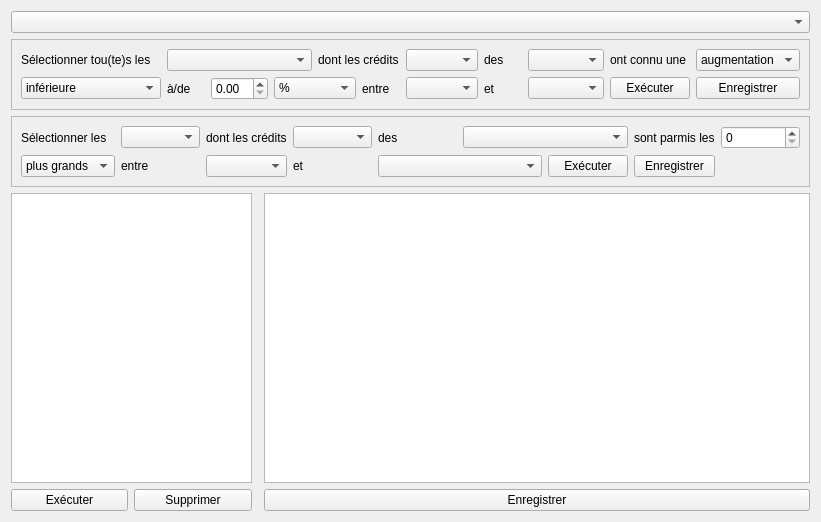
The window that formqueries.ui (GiPiLab/ProtonClassicSuite) describes before a commit, drawn with Qt 5.
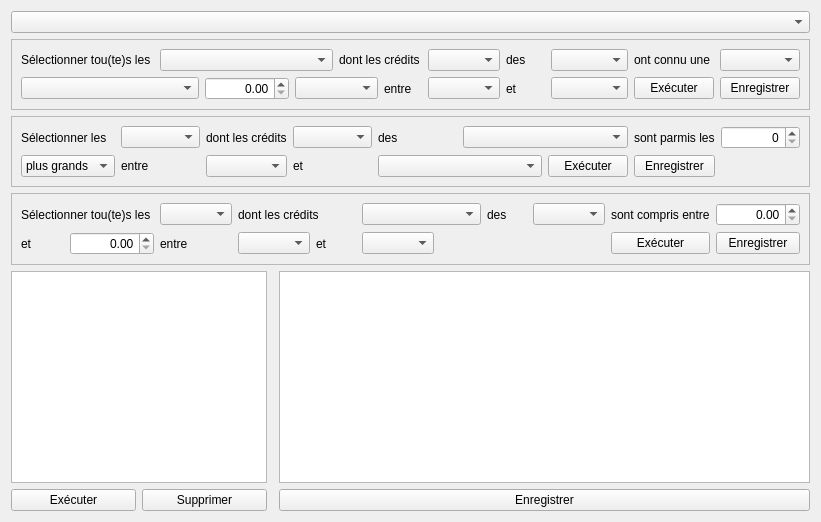
The same window after the commit.

Commit message: Queries : abstract class, form and the first query type

```diff
--- a/formqueries.ui
+++ b/formqueries.ui
@@ -13,7 +13,123 @@
   <property name="windowTitle">
    <string>Form</string>
   </property>
-  <layout class="QGridLayout" name="gridLayout_3">
+  <layout class="QGridLayout" name="gridLayout_4">
+   <item row="4" column="3">
+    <widget class="QTextBrowser" name="textBrowser"/>
+   </item>
+   <item row="3" column="0" colspan="4">
+    <widget class="QFrame" name="frame_3">
+     <property name="frameShape">
+      <enum>QFrame::StyledPanel</enum>
+     </property>
+     <property name="frameShadow">
+      <enum>QFrame::Raised</enum>
+     </property>
+     <layout class="QGridLayout" name="gridLayout_3">
+      <item row="1" column="0">
+       <widget class="QLabel" name="label_19">
+        <property name="text">
+         <string>et</string>
+        </property>
+       </widget>
+      </item>
+      <item row="1" column="10">
+       <widget class="QPushButton" name="pushButtonSaveReq3">
+        <property name="text">
+         <string>Enregistrer</string>
+        </property>
+       </widget>
+      </item>
+      <item row="0" column="2">
+       <widget class="QComboBox" name="comboBoxTypes_3"/>
+      </item>
+      <item row="0" column="8">
+       <widget class="QComboBox" name="comboBoxDFRFDIRI_3"/>
+      </item>
+      <item row="0" column="9">
+       <widget class="QLabel" name="label_18">
+        <property name="text">
+         <string>sont compris entre</string>
+        </property>
+       </widget>
+      </item>
+      <item row="1" column="5">
+       <widget class="QComboBox" name="comboBoxYear2_3"/>
+      </item>
+      <item row="1" column="3">
+       <widget class="QComboBox" name="comboBoxYear1_3"/>
+      </item>
+      <item row="1" column="4">
+       <widget class="QLabel" name="label_17">
+        <property name="text">
+         <string>et</string>
+        </property>
+       </widget>
+      </item>
+      <item row="1" column="2">
+       <widget class="QLabel" name="label_20">
+        <property name="text">
+         <string>entre</string>
+        </property>
+       </widget>
+      </item>
+      <item row="0" column="7">
+       <widget class="QLabel" name="label_15">
+        <property name="text">
+         <string>des</string>
+        </property>
+       </widget>
+      </item>
+      <item row="0" column="5" colspan="2">
+       <widget class="QComboBox" name="comboBoxORED_3"/>
+      </item>
+      <item row="0" column="3" colspan="2">
+       <widget class="QLabel" name="label_16">
+        <property name="text">
+         <string>dont les crédits</string>
+        </property>
+       </widget>
+      </item>
+      <item row="1" column="9">
+       <widget class="QPushButton" name="pushButtonExecReq3">
+        <property name="text">
+         <string>Exécuter</string>
+        </property>
+       </widget>
+      </item>
+      <item row="0" column="0" colspan="2">
+       <widget class="QLabel" name="label_14">
+        <property name="text">
+         <string>Sélectionner tou(te)s les </string>
+        </property>
+       </widget>
+      </item>
+      <item row="0" column="10">
+       <widget class="QDoubleSpinBox" name="doubleSpinBox_2">
+        <property name="alignment">
+         <set>Qt::AlignRight|Qt::AlignTrailing|Qt::AlignVCenter</set>
+        </property>
+        <property name="maximum">
+         <double>1000000000.000000000000000</double>
+        </property>
+       </widget>
+      </item>
+      <item row="1" column="1">
+       <widget class="QDoubleSpinBox" name="doubleSpinBox_3">
+        <property name="alignment">
+         <set>Qt::AlignRight|Qt::AlignTrailing|Qt::AlignVCenter</set>
+        </property>
+        <property name="maximum">
+         <double>1000000000.000000000000000</double>
+        </property>
+       </widget>
+      </item>
+     </layout>
+    </widget>
+   </item>
+   <item row="4" column="0" colspan="2">
+    <widget class="QListWidget" name="listWidget"/>
+   </item>
    <item row="1" column="0" colspan="4">
     <widget class="QFrame" name="frame">
      <property name="sizePolicy">
@@ -29,6 +145,20 @@
       <enum>QFrame::Raised</enum>
      </property>
      <layout class="QGridLayout" name="gridLayout">
+      <item row="0" column="10">
+       <widget class="QLabel" name="label_4">
+        <property name="text">
+         <string>ont connu une</string>
+        </property>
+       </widget>
+      </item>
+      <item row="1" column="10">
+       <widget class="QPushButton" name="pushButtonExecReq1">
+        <property name="text">
+         <string>Exécuter</string>
+        </property>
+       </widget>
+      </item>
       <item row="1" column="5">
        <widget class="QLabel" name="label_6">
         <property name="text">
@@ -53,12 +183,8 @@
       <item row="0" column="6">
        <widget class="QComboBox" name="comboBoxORED"/>
       </item>
-      <item row="1" column="1">
-       <widget class="QLabel" name="label_5">
-        <property name="text">
-         <string>à/de</string>
-        </property>
-       </widget>
+      <item row="0" column="11">
+       <widget class="QComboBox" name="comboBoxAugDim"/>
       </item>
       <item row="0" column="4" colspan="2">
        <widget class="QLabel" name="label_2">
@@ -67,80 +193,11 @@
         </property>
        </widget>
       </item>
-      <item row="1" column="2">
-       <widget class="QDoubleSpinBox" name="doubleSpinBox"/>
-      </item>
-      <item row="0" column="11">
-       <widget class="QComboBox" name="comboBoxAugDim">
-        <item>
-         <property name="text">
-          <string>augmentation</string>
-         </property>
-        </item>
-        <item>
-         <property name="text">
-          <string>diminution</string>
-         </property>
-        </item>
-       </widget>
-      </item>
       <item row="0" column="1" colspan="3">
        <widget class="QComboBox" name="comboBoxTypes"/>
       </item>
       <item row="1" column="3" colspan="2">
-       <widget class="QComboBox" name="comboBoxPercentEuro">
-        <item>
-         <property name="text">
-          <string>%</string>
-         </property>
-        </item>
-        <item>
-         <property name="text">
-          <string>€</string>
-         </property>
-        </item>
-       </widget>
-      </item>
-      <item row="1" column="0">
-       <widget class="QComboBox" name="comboBoxOperator">
-        <item>
-         <property name="text">
-          <string>inférieure</string>
-         </property>
-        </item>
-        <item>
-         <property name="text">
-          <string>inférieure ou égale</string>
-         </property>
-        </item>
-        <item>
-         <property name="text">
-          <string>égale</string>
-         </property>
-        </item>
-        <item>
-         <property name="text">
-          <string>différente</string>
-         </property>
-        </item>
-        <item>
-         <property name="text">
-          <string>supérieure ou égale</string>
-         </property>
-        </item>
-        <item>
-         <property name="text">
-          <string>supérieure</string>
-         </property>
-        </item>
-       </widget>
-      </item>
-      <item row="0" column="10">
-       <widget class="QLabel" name="label_4">
-        <property name="text">
-         <string>ont connu une</string>
-        </property>
-       </widget>
+       <widget class="QComboBox" name="comboBoxPercentEuro"/>
       </item>
       <item row="0" column="7">
        <widget class="QLabel" name="label_3">
@@ -152,19 +209,12 @@
       <item row="1" column="8" colspan="2">
        <widget class="QComboBox" name="comboBoxYear2"/>
       </item>
+      <item row="1" column="6">
+       <widget class="QComboBox" name="comboBoxYear1"/>
+      </item>
       <item row="0" column="8" colspan="2">
        <widget class="QComboBox" name="comboBoxDFRFDIRI"/>
       </item>
-      <item row="1" column="6">
-       <widget class="QComboBox" name="comboBoxYear1"/>
-      </item>
-      <item row="1" column="10">
-       <widget class="QPushButton" name="pushButtonExecReq1">
-        <property name="text">
-         <string>Exécuter</string>
-        </property>
-       </widget>
-      </item>
       <item row="1" column="11">
        <widget class="QPushButton" name="pushButtonSaveReq1">
         <property name="text">
@@ -172,26 +222,22 @@
         </property>
        </widget>
       </item>
+      <item row="1" column="0" colspan="2">
+       <widget class="QComboBox" name="comboBoxOperator"/>
+      </item>
+      <item row="1" column="2">
+       <widget class="QDoubleSpinBox" name="doubleSpinBox">
+        <property name="alignment">
+         <set>Qt::AlignRight|Qt::AlignTrailing|Qt::AlignVCenter</set>
+        </property>
+        <property name="maximum">
+         <double>1000000000.000000000000000</double>
+        </property>
+       </widget>
+      </item>
      </layout>
     </widget>
    </item>
-   <item row="4" column="0">
-    <widget class="QPushButton" name="pushButtonExecFromList">
-     <property name="text">
-      <string>Exécuter</string>
-     </property>
-    </widget>
-   </item>
-   <item row="4" column="1">
-    <widget class="QPushButton" name="pushButton">
-     <property name="text">
-      <string>Supprimer</string>
-     </property>
-    </widget>
-   </item>
-   <item row="3" column="0" colspan="2">
-    <widget class="QListWidget" name="listWidget"/>
-   </item>
    <item row="2" column="0" colspan="4">
     <widget class="QFrame" name="frame_2">
      <property name="frameShape">
@@ -239,7 +285,11 @@
        </widget>
       </item>
       <item row="0" column="8">
-       <widget class="QSpinBox" name="spinBox"/>
+       <widget class="QSpinBox" name="spinBox">
+        <property name="alignment">
+         <set>Qt::AlignRight|Qt::AlignTrailing|Qt::AlignVCenter</set>
+        </property>
+       </widget>
       </item>
       <item row="1" column="0">
        <widget class="QComboBox" name="comboBoxBiggerSmaller">
@@ -276,14 +326,14 @@
        <widget class="QComboBox" name="comboBoxYear2_2"/>
       </item>
       <item row="1" column="6">
-       <widget class="QPushButton" name="pushButtonExecReq1_2">
+       <widget class="QPushButton" name="pushButtonExecReq2">
         <property name="text">
          <string>Exécuter</string>
         </property>
        </widget>
       </item>
       <item row="1" column="7">
-       <widget class="QPushButton" name="pushButtonSaveReq1_2">
+       <widget class="QPushButton" name="pushButtonSaveReq2">
         <property name="text">
          <string>Enregistrer</string>
         </property>
@@ -292,19 +342,30 @@
      </layout>
     </widget>
    </item>
-   <item row="0" column="0" colspan="4">
-    <widget class="QComboBox" name="comboBoxListAudits"/>
+   <item row="5" column="0">
+    <widget class="QPushButton" name="pushButtonExecFromList">
+     <property name="text">
+      <string>Exécuter</string>
+     </property>
+    </widget>
    </item>
-   <item row="3" column="3">
-    <widget class="QTextBrowser" name="textBrowser"/>
+   <item row="5" column="1">
+    <widget class="QPushButton" name="pushButton">
+     <property name="text">
+      <string>Supprimer</string>
+     </property>
+    </widget>
    </item>
-   <item row="4" column="3">
+   <item row="5" column="3">
     <widget class="QPushButton" name="pushButtonSave">
      <property name="text">
       <string>Enregistrer</string>
      </property>
     </widget>
    </item>
+   <item row="0" column="0" colspan="4">
+    <widget class="QComboBox" name="comboBoxListAudits"/>
+   </item>
   </layout>
  </widget>
  <resources/>
```
The commit also changes 11 other files.
